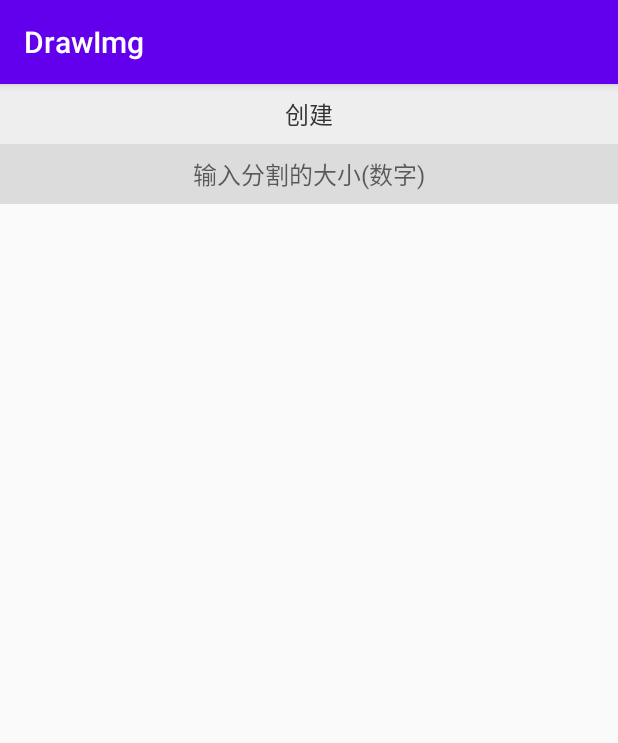
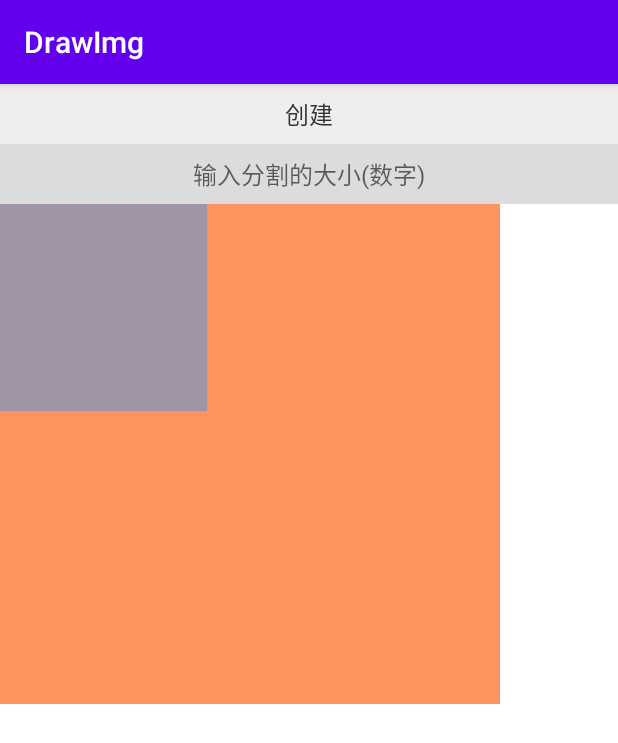
Before and after one commit to MeilingHong/DrawImg, an Android app: the screen it shows after launch (MainActivity), after a tap on "创建", on a phone screen of 412 x 824 dp. Shown: the top 743 px of the screen. Run offline under Robolectric (Android 15) with nearby library versions, the phone set to English and light mode, and no system bars.

Commit message:
生成后绘制数据；

```diff
--- a/app/src/main/java/com/meiling/drawimg/MainActivity.java
+++ b/app/src/main/java/com/meiling/drawimg/MainActivity.java
@@ -1,24 +1,26 @@
 package com.meiling.drawimg;
 
+import android.graphics.Color;
 import android.graphics.RectF;
 import android.os.Bundle;
 import android.os.Handler;
 import android.os.Looper;
 import android.util.Log;
 import android.view.View;
-import android.widget.ImageView;
 
 import androidx.appcompat.app.AppCompatActivity;
 
 import com.google.gson.GsonBuilder;
 import com.meiling.drawimg.factory.impl.SplitImage423Impl;
+import com.meiling.drawimg.widget.DrawImage;
 
+import java.util.ArrayList;
 import java.util.List;
 
 public class MainActivity extends AppCompatActivity {
     private volatile boolean isFinish = false;
     private Handler mHandler = new Handler(Looper.getMainLooper());
-    private ImageView show;
+    private DrawImage show;
     private SplitImage423Impl splitImage;
 
     @Override
@@ -39,7 +41,18 @@ public class MainActivity extends AppCompatActivity {
         if (splitImage == null) {
             splitImage = new SplitImage423Impl();
         }
-        List<RectF> list = splitImage.generateSplitRectangle(1024, 1024, 2, 2);
-        Log.e("AndroidRuntime", new GsonBuilder().disableHtmlEscaping().create().toJson(list));
+        final int width = 500;
+        final int height = 500;
+        RectF bg = new RectF(0, 0, width, height);
+        List<RectF> list = splitImage.generateSplitRectangle(width, height, 2, 4);
+        List<Integer> colorList = new ArrayList<>();
+        colorList.add(Color.parseColor("#ff3296fa"));
+        colorList.add(Color.parseColor("#bb3296fa"));
+        colorList.add(Color.parseColor("#993296fa"));
+        colorList.add(Color.parseColor("#773296fa"));
+        colorList.add(Color.parseColor("#553296fa"));
+        show.setParameters(list, colorList, bg, Color.parseColor("#FF935D"));
+        show.invalidate();
+//        Log.e("AndroidRuntime", new GsonBuilder().disableHtmlEscaping().create().toJson(list));
     }
 }
--- a/app/src/main/java/com/meiling/drawimg/factory/ImageSplitInterface.java
+++ b/app/src/main/java/com/meiling/drawimg/factory/ImageSplitInterface.java
@@ -1,5 +1,6 @@
 package com.meiling.drawimg.factory;
 
+import android.content.Context;
 import android.graphics.Bitmap;
 import android.graphics.RectF;
 
@@ -25,7 +26,7 @@ public interface ImageSplitInterface {
      * @param splitList 分割后的矩形列表
      * @return 返回分割后生成的Bitmap
      */
-    public abstract Bitmap generateSplitRectangleBitmap(List<RectF> splitList);
+    public abstract Bitmap generateSplitRectangleBitmap(Context mContext,List<RectF> splitList);
 
     /**
      * @param bgBitmap 背景图
--- a/app/src/main/java/com/meiling/drawimg/factory/impl/SplitImage423Impl.java
+++ b/app/src/main/java/com/meiling/drawimg/factory/impl/SplitImage423Impl.java
@@ -1,7 +1,11 @@
 package com.meiling.drawimg.factory.impl;
 
+import android.content.Context;
 import android.graphics.Bitmap;
+import android.graphics.Canvas;
+import android.graphics.Paint;
 import android.graphics.RectF;
+import android.widget.ImageView;
 
 import com.meiling.drawimg.factory.ImageSplitInterface;
 
@@ -81,8 +85,8 @@ public class SplitImage423Impl implements ImageSplitInterface {
         float baseLine = (isWidth ? rectF.width() : rectF.height()) / 2F;
         float startPoint = isWidth ? rectF.left : rectF.top;// 起始点
         float random = baseLine + baseLine * 0.4F * new Random().nextFloat();
-        RectF split1 = new RectF(rectF.left, rectF.top, (isWidth ? (startPoint + random - halfLine) : rectF.right), (isWidth ? rectF.bottom : (startPoint + random - halfLine)));
-        RectF split2 = new RectF((isWidth ? (startPoint + random + halfLine) : rectF.right), (isWidth ? rectF.bottom : (startPoint + random + halfLine)), rectF.right, rectF.bottom);
+        RectF split1 = new RectF((int) rectF.left, (int) rectF.top, (int) (isWidth ? (startPoint + random - halfLine) : rectF.right), (int) (isWidth ? rectF.bottom : (startPoint + random - halfLine)));
+        RectF split2 = new RectF((int) (isWidth ? (startPoint + random + halfLine) : rectF.right), (int) (isWidth ? rectF.bottom : (startPoint + random + halfLine)), (int) rectF.right, (int) rectF.bottom);
         List<RectF> arrayList = new ArrayList<>();
         arrayList.add(split1);
         arrayList.add(split2);
@@ -91,7 +95,17 @@ public class SplitImage423Impl implements ImageSplitInterface {
     }
 
     @Override
-    public Bitmap generateSplitRectangleBitmap(List<RectF> splitList) {
+    public Bitmap generateSplitRectangleBitmap(Context mContext, List<RectF> splitList) {
+        ImageView imageView = new ImageView(mContext);
+        Canvas canvas = new Canvas();
+        Paint paint = new Paint();
+        paint.setColor(0xff1c1c1e);
+        paint.setAntiAlias(true);
+        paint.setStrokeWidth(0.000001F);
+        paint.setStyle(Paint.Style.STROKE);
+        for (RectF temp : splitList) {
+            canvas.drawRect(temp, paint);
+        }
         return null;
     }
 
--- /dev/null
+++ b/app/src/main/java/com/meiling/drawimg/widget/DrawImage.java
@@ -0,0 +1,81 @@
+package com.meiling.drawimg.widget;
+
+import android.content.Context;
+import android.graphics.Canvas;
+import android.graphics.Color;
+import android.graphics.Paint;
+import android.graphics.RectF;
+import android.util.AttributeSet;
+import android.util.Log;
+
+import androidx.annotation.NonNull;
+import androidx.annotation.Nullable;
+
+import com.google.gson.Gson;
+
+import java.util.List;
+
+/**
+ * 2022-04-20 15:44
+ *
+ * @author marisareimu
+ */
+public class DrawImage extends androidx.appcompat.widget.AppCompatImageView {
+
+    private List<RectF> mList;
+    private Paint mPaint;
+    private RectF mBg;
+    private int bgColor;
+    private List<Integer> mColorBg;
+
+    private Gson mGson = new Gson();
+
+    public DrawImage(@NonNull Context context) {
+        super(context);
+        initPaint();
+    }
+
+    public DrawImage(@NonNull Context context, @Nullable AttributeSet attrs) {
+        super(context, attrs);
+        initPaint();
+    }
+
+    public DrawImage(@NonNull Context context, @Nullable AttributeSet attrs, int defStyleAttr) {
+        super(context, attrs, defStyleAttr);
+        initPaint();
+    }
+
+    private void initPaint() {
+        mPaint = new Paint();
+        mPaint.setColor(Color.WHITE);// 默认白色画笔
+        mPaint.setAntiAlias(true);
+        mPaint.setStyle(Paint.Style.FILL);
+    }
+
+    public void setParameters(List<RectF> mList, List<Integer> mColorBg, RectF mBg, int bgColor) {
+        this.mList = mList;
+        this.mColorBg = mColorBg;
+        this.mBg = mBg;
+        this.bgColor = bgColor;
+    }
+
+    @Override
+    protected void onDraw(Canvas canvas) {
+        super.onDraw(canvas);
+        Log.e("AndroidRuntime", "---------------------------------");
+        // 先整体绘制黑色背景
+        if (mBg != null) {
+            if (bgColor != 0) mPaint.setColor(bgColor);
+            canvas.drawRect(mBg, mPaint);
+        }
+
+        if (mList != null && mList.size() > 0) {
+            for (RectF temp : mList) {
+                int i = mList.indexOf(temp);
+                mPaint.setColor(mColorBg != null && mColorBg.size() > i && mColorBg.get(i) != 0 ? mColorBg.get(i) : Color.WHITE);
+                canvas.drawRect(temp, mPaint);
+                Log.e("AndroidRuntime", "index:" + i + "<-->" + mGson.toJson(mList.get(i)) + "<--->" + mPaint.getColor());
+            }
+        }
+    }
+}
--- a/app/src/main/res/layout/activity_main.xml
+++ b/app/src/main/res/layout/activity_main.xml
@@ -35,11 +35,11 @@
         app:layout_constraintRight_toRightOf="parent"
         app:layout_constraintTop_toBottomOf="@id/create" />
 
-    <ImageView
+    <com.meiling.drawimg.widget.DrawImage
         android:id="@+id/show"
         android:layout_width="0dp"
         android:layout_height="0dp"
-        android:background="#00000000"
+        android:background="#ffffff"
         android:contentDescription="@string/desc"
         android:gravity="center"
         android:importantForAutofill="no"
```
